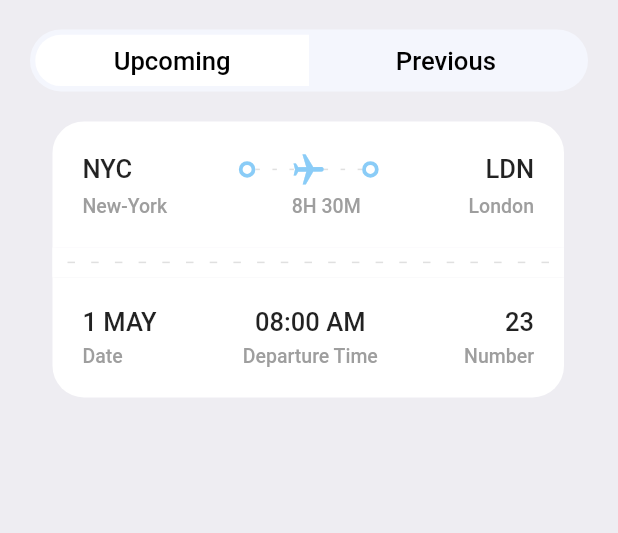
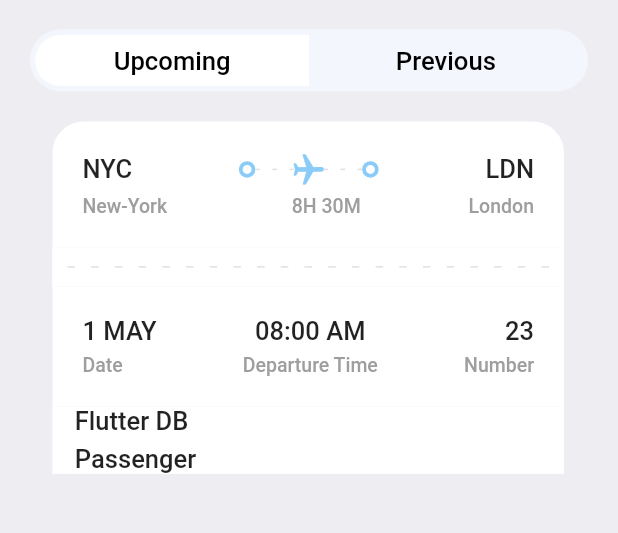
Before and after one commit to shivxsh/Book_Tickets, a Flutter app: the TicketScreen screen opened directly, on a phone screen of 412 x 824 dp, the part 143-676 px from its top. Run offline on Flutter 3.47's test engine with Material 2 defaults, Android fonts, the phone set to English and light mode, and no system bars; our stand-ins replace fluentui_icons, gap, get.

Commit message:
View ticket screen changes.

```diff
--- a/lib/screens/ticket_screen.dart
+++ b/lib/screens/ticket_screen.dart
@@ -27,6 +27,32 @@ class TicketScreen extends StatelessWidget {
             Container(
               padding: EdgeInsets.only(left: AppLayout.getHeight(15)),
               child: TicketView(ticket: ticketList[0], isColor: true,),
+            ),
+            Container(
+              margin: EdgeInsets.only(left: AppLayout.getHeight(14.90),right: AppLayout.getHeight(16)),
+              decoration: const BoxDecoration(
+                color: Colors.white,
+              ),
+              padding: const EdgeInsets.symmetric(horizontal:15,),
+              child: Column(
+                children: [
+                  Row(
+                    children:[
+                      Column(
+                        crossAxisAlignment: CrossAxisAlignment.start,
+                        children: [
+                          Text("Flutter DB",
+                          style:Styles.headLineStyle3,
+                          ),
+                          Gap(AppLayout.getHeight(5)),
+                          Text("Passenger", style: Styles.headLineStyle3,)
+                        ],
+                      )
+                    ]
+                  )
+
+                ],
+              ),
             )
           ],
         ),
--- a/lib/screens/ticket_view.dart
+++ b/lib/screens/ticket_view.dart
@@ -2,6 +2,7 @@ import 'package:book_tickets/utils/app_styles.dart';
 import 'package:book_tickets/utils/thick_container.dart';
 import 'package:flutter/material.dart';
 import 'package:gap/gap.dart';
+import 'package:get/get.dart';
 import '../utils/app_layout.dart';
 
 //This code is for the UI of ticket view in home screen.
@@ -18,7 +19,7 @@ class TicketView extends StatelessWidget {
     return SizedBox(
       width:size.width*0.85, //width is dependant on the orientation of the device.
         //width * 0.85 = we r using only 85% of the screen.  (85% = 85/100 = 0.85)
-      height: AppLayout.getHeight(200), //height is set to 200px regardless of the orientation.
+      height: AppLayout.getHeight(GetPlatform.isAndroid==true?190:190), //height is set to 200px regardless of the orientation.
       child : Container(
         margin: EdgeInsets.only(right: AppLayout.getHeight(16)),
         child: Column(
@@ -103,7 +104,7 @@ class TicketView extends StatelessWidget {
                 children : [
                 //The sized box represents the semi circles of the "Ticket shaped" layout in home screen
                   SizedBox(
-                      height: AppLayout.getHeight(20),
+                      height: AppLayout.getHeight(isColor==null?20:26),
                       width: AppLayout.getWidth(10),
                       child : DecoratedBox(
                           decoration: BoxDecoration(
@@ -145,7 +146,7 @@ class TicketView extends StatelessWidget {
             Container(
               padding: const EdgeInsets.all(20),
               decoration: BoxDecoration(
-                  borderRadius: const BorderRadius.only(bottomLeft: Radius.circular(21),bottomRight: Radius.circular(21)),
+                  borderRadius: BorderRadius.only(bottomLeft: Radius.circular(isColor==null?21:0),bottomRight: Radius.circular(isColor==null?21:0)),
                   color: isColor==null? Styles.orangeColor : Colors.white,
                 ),
               child: Column(
```
Also changed, not shown: lib/utils/column_layout.dart (added).
